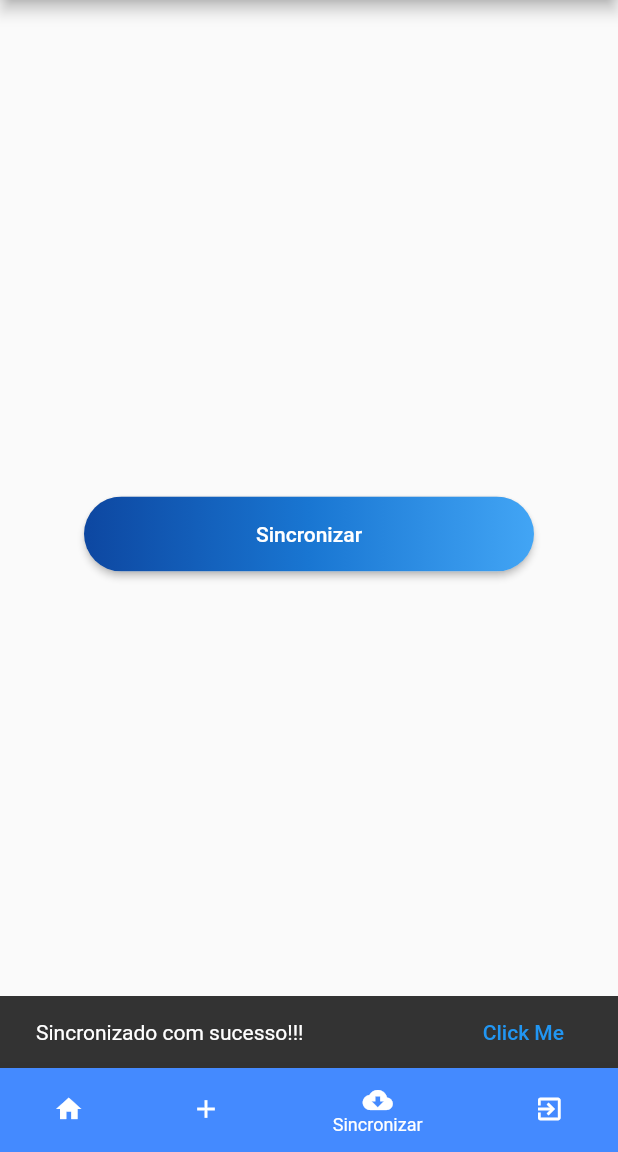
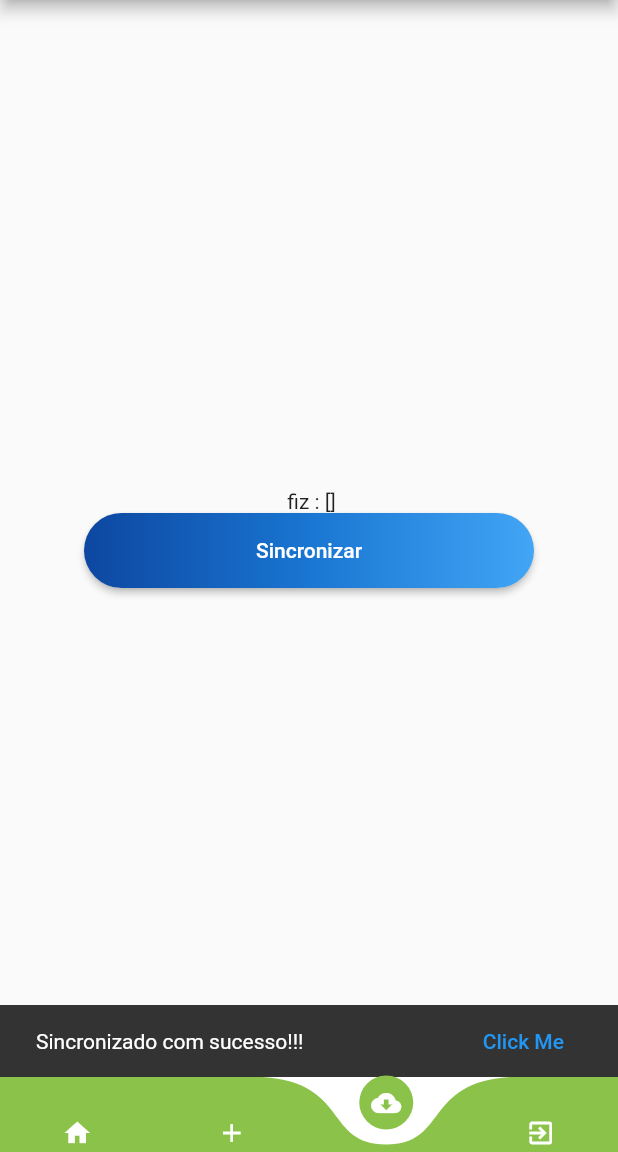
Before and after one commit to MatheusHard/avaliacoes_flutter_2020, a Flutter app: the screen it shows after launch, item 3 of the bottom bar chosen, after a tap on "Sincronizar", on a phone screen of 412 x 824 dp, the part 84-1236 px from its top. Run offline on Flutter 3.47's test engine with Material 2 defaults, Android fonts, the phone set to English and light mode, and no system bars; drawn by our look-alikes of curved_navigation_bar; our stand-ins replace sqflite; accounts and stored records are empty; network calls fail.

Commit message:
DropDownButton se comunicando com DB interno

```diff
--- a/lib/main.dart
+++ b/lib/main.dart
@@ -3,6 +3,7 @@ import 'package:avaliacao_json_novo/strings/strings.dart';
 import 'package:avaliacao_json_novo/ui/avaliacoes_db.dart';
 import 'package:avaliacao_json_novo/ui/cadastro_avaliacao.dart';
 import 'package:avaliacao_json_novo/ui/sincronizar_avaliacoes.dart';
+import 'package:curved_navigation_bar/curved_navigation_bar.dart';
 import 'package:flutter/material.dart';
 import 'package:intl/intl.dart';
 
@@ -73,7 +74,7 @@ class _HomeState extends State<Home> {
   final tabs = [
     Center(child: Text("Home")),
     Center(child: Cadastro_Avaliacao()),
-    Center(child: Sincronismo()),
+    Sincronismo(),
     Center(child: Text("EXIT"))
   ];
 
@@ -88,7 +89,26 @@ class _HomeState extends State<Home> {
         centerTitle: true,
       ),
       body: tabs[_currentIndex],
-      bottomNavigationBar: BottomNavigationBar(
+      bottomNavigationBar: CurvedNavigationBar(
+        items: <Widget>[
+           Icon(Icons.home, size: 20, color: Colors.white,),
+          Icon(Icons.add, size: 20, color: Colors.white,),
+          Icon(Icons.cloud_download, size: 20, color: Colors.white,),
+          Icon(Icons.exit_to_app, size: 20, color: Colors.white,),
+        ],
+        color: Colors.lightGreen,
+        buttonBackgroundColor: Colors.lightGreen,
+        backgroundColor: Colors.white,
+        animationCurve: Curves.easeInCubic,
+        animationDuration: Duration(milliseconds: 600),
+        index: 0,
+        height: 50,
+        onTap: (index){
+          setState(() {
+            _currentIndex = index;
+          });
+        },
+      ) /*BottomNavigationBar(
         currentIndex: _currentIndex,
         type: BottomNavigationBarType.shifting,
         selectedFontSize: 12.0,
@@ -113,7 +133,7 @@ class _HomeState extends State<Home> {
             _currentIndex = index;
           });
         },
-      ),
+      ),*/
 
     );
   }
--- a/lib/ui/avaliacoes_db.dart
+++ b/lib/ui/avaliacoes_db.dart
@@ -83,7 +83,7 @@ class DBAvaliacoes {
     return res.toList();
   }
 
-    getCitys () async {
+  getCitys () async {
 
     var dbCidade = await db;
     String sql = "SELECT * FROM $tabelaCidade";
--- a/lib/ui/sincronizar_avaliacoes.dart
+++ b/lib/ui/sincronizar_avaliacoes.dart
@@ -1,6 +1,7 @@
 import 'package:avaliacao_json_novo/apis/cidade_api.dart';
 import 'package:avaliacao_json_novo/apis/uf_api.dart';
 import 'package:avaliacao_json_novo/loaders/loader_1.dart';
+import 'package:avaliacao_json_novo/models/Cidade.dart';
 import 'package:avaliacao_json_novo/ui/avaliacoes_db.dart';
 import 'package:avaliacao_json_novo/utils/utils.dart';
 
@@ -13,13 +14,48 @@ class Sincronismo extends StatefulWidget {
 }
 
 class _SincronismoState extends State<Sincronismo> {
+
+  @override
+  void initState() {
+
+    super.initState();
+  }
+
+  Future<String> facaAlgo() async {
+    return "algo";
+  }
+
   @override
   Widget build(BuildContext context) {
+
     return Container(
       child: Column(
         mainAxisAlignment: MainAxisAlignment.center,
         children: <Widget>[
 
+        FutureBuilder(
+        // quando você passa a Future para o widget, quando o FutureBuilder for reconstruído,
+        // ele vai TESTAR se esse objeto da classe Future é o mesmo de antes dele ser reconstruído,
+        // se forem diferentes, ele vai re chamar a Future
+
+        // nesse caso, ele Não vai refazer a chamada, porque o objeto já foi criado no initState e sempre será o mesmo
+        future: DBAvaliacoes().getCidades(),
+
+        // nesse caso, ele vai refazer a chamada, porque toda vez que a função facaAlgo é chamada, ela retorna um novo objeto
+        // da classe Future
+        //  future: facaAlgo(),
+        builder: (ctx, snapshot) {
+          if (!snapshot.hasData)
+            return Center(
+              child: CircularProgressIndicator(),
+            );
+          return Center(
+            child:
+
+            Text(" fiz : ${snapshot.data}"),
+          );
+        },
+      ),
           RaisedButton(
             //onPressed: () => ShowSnackBar().showDefaultSnackbar(context, "SALVO"),
             onPressed:  () => _sincronizar(context, "Sincronizado com sucesso!!!"),
@@ -57,9 +93,17 @@ class _SincronismoState extends State<Sincronismo> {
   _sincronizar (BuildContext context, String texto){
 
     CidadeApi().getJson();
-    UfApi().getJson();
+     UfApi().getJson();
+
     Utils().showDefaultSnackbar(context, texto);
 
   }
 
+ getTudo() async {
+
+   DBAvaliacoes db = new DBAvaliacoes();
+   return  db.getCidades();
+
+ }
+
 }
--- a/pubspec.yaml
+++ b/pubspec.yaml
@@ -27,6 +27,7 @@ dependencies:
   http: ^0.12.0
   path_provider: ^1.6.5
   intl: ^0.16.1
+  curved_navigation_bar: ^0.3.2
 
 
 dev_dependencies:
```
Also changed, not shown: lib/ui/cadastro_avaliacao.dart (+20 -33 lines), pubspec.lock.
